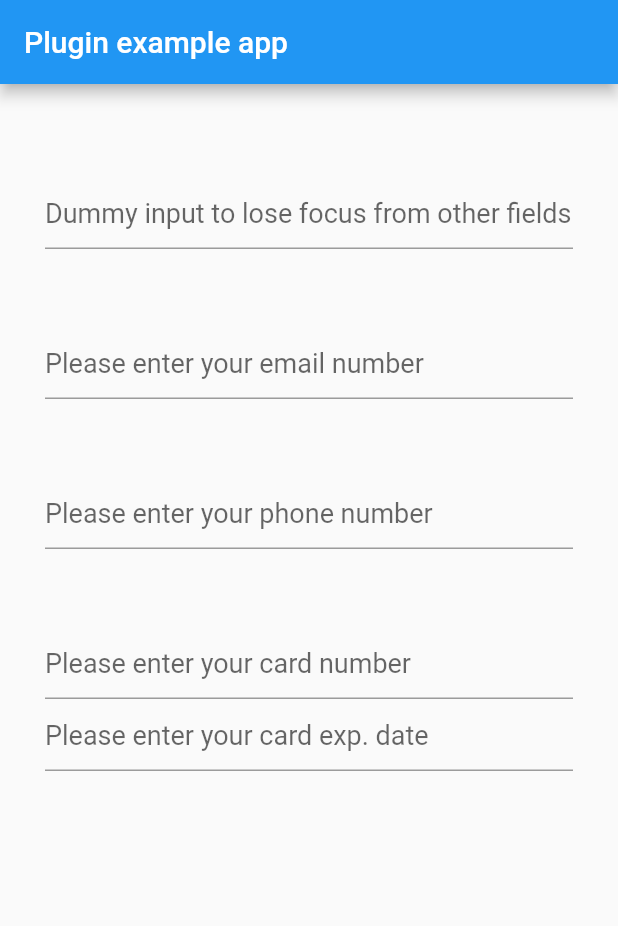
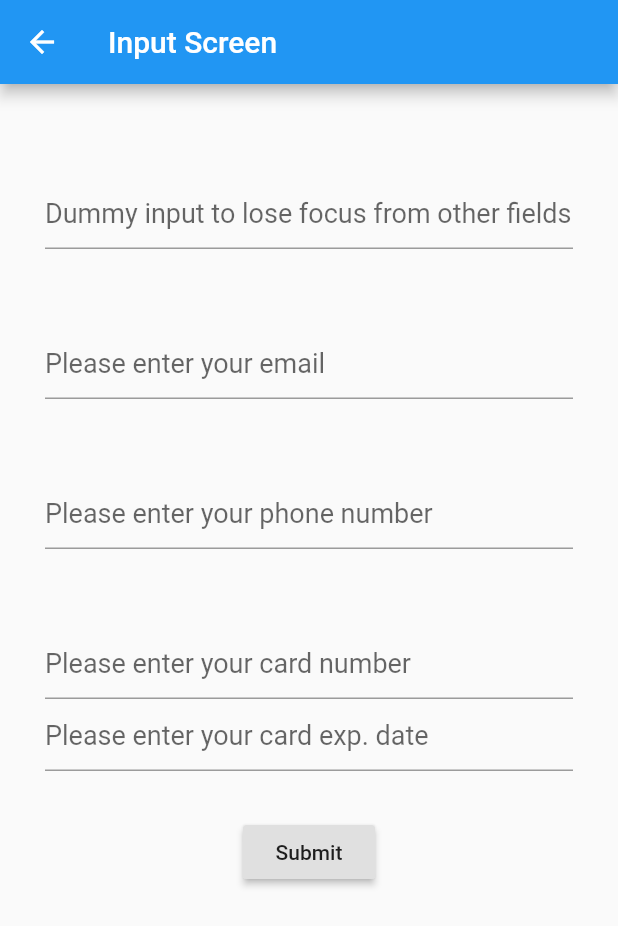
Before and after one commit to saharh/flutter_autofill, a Flutter app: the InputScreen screen opened directly, on a phone screen of 412 x 824 dp. Shown: the top 926 px of the screen. Run offline on Flutter 3.47's test engine with Material 2 defaults, Android fonts, the phone set to English and light mode, and no system bars; statements that could not run were skipped.

```diff
--- a/example/lib/input_screen.dart
+++ b/example/lib/input_screen.dart
@@ -3,6 +3,8 @@ import 'dart:async';
 import 'package:flutter/material.dart';
 import 'package:flutter/services.dart';
 import 'package:flutter_autofill/flutter_autofill.dart';
+
+import 'complete_screen.dart';
 
 class InputScreen extends StatefulWidget {
   @override
@@ -29,6 +31,8 @@ class _InputScreenState extends State<InputScreen> {
   TextEditingController _ccExpDateController = TextEditingController();
   final GlobalKey _ccExpDateKey = GlobalKey();
   final FocusNode _ccExpDateFocus = FocusNode();
+
+  bool commited = false;
 
   @override
   void initState() {
@@ -88,9 +92,16 @@ class _InputScreenState extends State<InputScreen> {
   Widget build(BuildContext context) {
     return Scaffold(
       appBar: AppBar(
-        title: const Text('Plugin example app'),
+        title: const Text('Input Screen'),
       ),
-      body: SingleChildScrollView(
+      body: WillPopScope(
+        onWillPop: () async {
+          if (!commited) {
+            await FlutterAutofill.cancel();
+          }
+          return true;
+        },
+        child: SingleChildScrollView(
           padding: EdgeInsets.symmetric(horizontal: 30, vertical: 30),
           child: Column(
             children: <Widget>[
@@ -111,7 +122,7 @@ class _InputScreenState extends State<InputScreen> {
                   key: _emailKey,
                   controller: _emailController,
                   decoration:
-                    InputDecoration(hintText: "Please enter your email number", hasFloatingPlaceholder: false, border: UnderlineInputBorder()),
+                      InputDecoration(hintText: "Please enter your email", hasFloatingPlaceholder: false, border: UnderlineInputBorder()),
                   style: Theme.of(context).textTheme.body1.copyWith(fontSize: 18),
                   autocorrect: false,
                   keyboardType: TextInputType.text,
@@ -154,8 +165,8 @@ class _InputScreenState extends State<InputScreen> {
                       focusNode: _ccExpDateFocus,
                       key: _ccExpDateKey,
                       controller: _ccExpDateController,
-                    decoration:
-                        InputDecoration(hintText: "Please enter your card exp. date", hasFloatingPlaceholder: false, border: UnderlineInputBorder()),
+                      decoration: InputDecoration(
+                          hintText: "Please enter your card exp. date", hasFloatingPlaceholder: false, border: UnderlineInputBorder()),
                       style: Theme.of(context).textTheme.body1.copyWith(fontSize: 18),
                       autocorrect: false,
                       keyboardType: TextInputType.text,
@@ -165,7 +176,12 @@ class _InputScreenState extends State<InputScreen> {
                   ],
                 ),
               ),
+              Padding(
+                padding: const EdgeInsets.only(top: 30),
+                child: RaisedButton(child: Text("Submit"), onPressed: _onSubmit),
+              )
             ],
+          ),
         ),
       ),
     );
@@ -179,4 +195,11 @@ class _InputScreenState extends State<InputScreen> {
     _emailController.dispose();
     super.dispose();
   }
+
+  void _onSubmit() {
+    FlutterAutofill.commit();
+    commited = true;
+    Navigator.pop(context);
+    Navigator.push(context, new MaterialPageRoute(builder: (BuildContext context) => CompleteScreen()));
   }
+}
--- a/example/lib/main.dart
+++ b/example/lib/main.dart
@@ -1,6 +1,6 @@
 import 'package:flutter/material.dart';
 
-import 'input_screen.dart';
+import 'menu_screen.dart';
 
 void main() => runApp(MyApp());
 
@@ -12,6 +12,6 @@ class MyApp extends StatefulWidget {
 class _MyAppState extends State<MyApp> {
   @override
   Widget build(BuildContext context) {
-    return MaterialApp(home: InputScreen());
+    return MaterialApp(home: MenuScreen());
   }
 }
```
Also changed, not shown: example/lib/complete_screen.dart (added, +35 -0 lines), example/lib/menu_screen.dart (added, +23 -0 lines), lib/flutter_autofill.dart (+8 -0 lines), 1 other file. Lines whose indentation alone changed are shown as unchanged.
